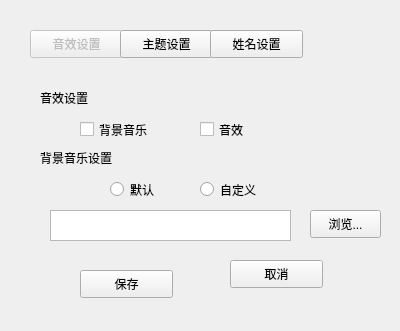
The window that BejeweledSln/CMusicDlg.ui (lwyer/BejeweledSln) describes before a commit, drawn with Qt 5.
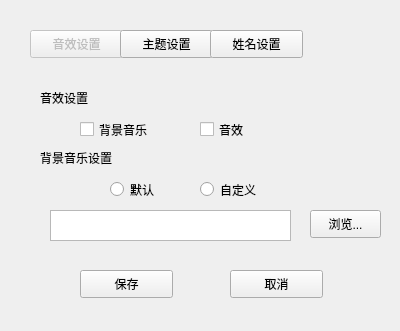
The same window after the commit.

The edit to the form file:
```diff
--- a/BejeweledSln/CMusicDlg.ui
+++ b/BejeweledSln/CMusicDlg.ui
@@ -176,7 +176,7 @@
    <property name="geometry">
     <rect>
      <x>230</x>
-     <y>260</y>
+     <y>270</y>
      <width>93</width>
      <height>28</height>
     </rect>
```
